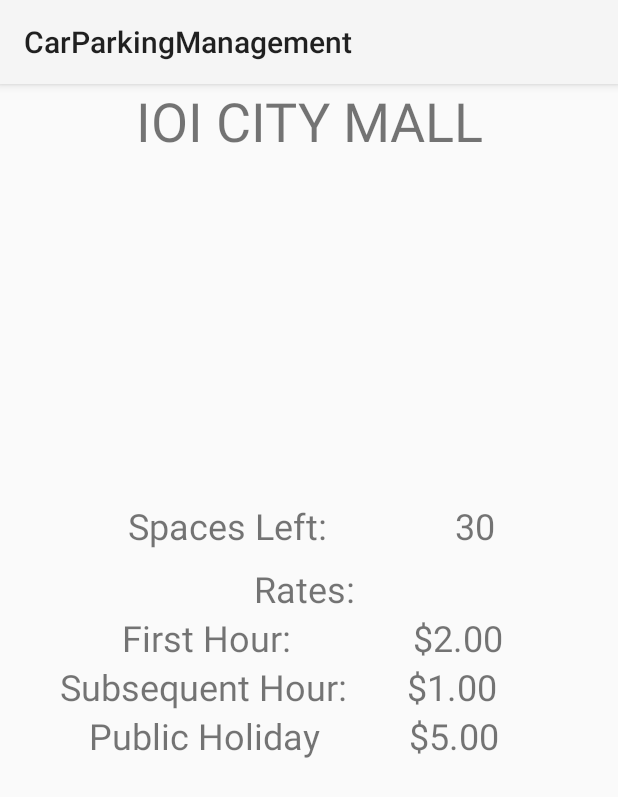
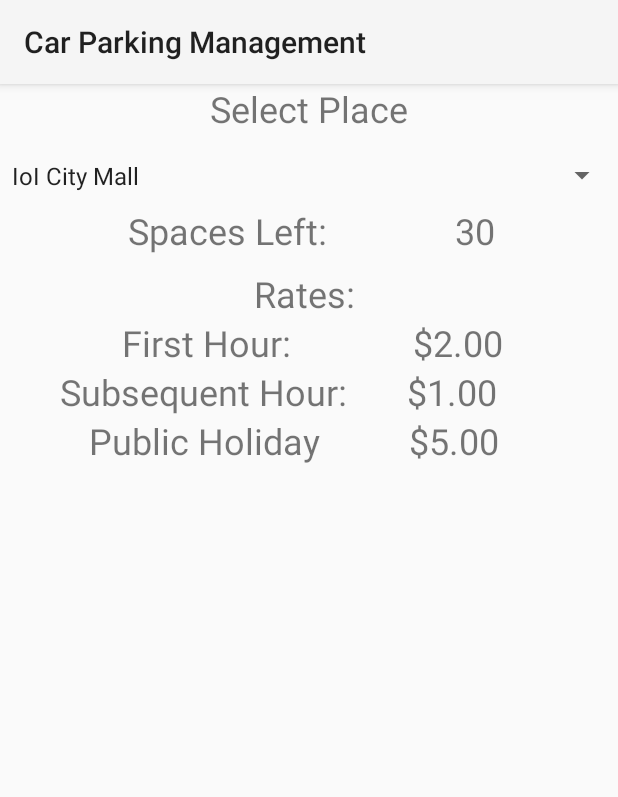
Before and after one commit to LeeBoonKong/CarParkingManagement, an Android app: the MallStatus screen opened directly, with no data from a screen before it, on a phone screen of 412 x 824 dp. Shown: the top 797 px of the screen. Run offline under Robolectric (Android 15) with nearby library versions, the phone set to English and light mode, and no system bars.

Commit message:
Gradle, Mall Status and some fixes
+Added spinner to Select between malls
(Will be further updated when Firebase Firestore is ready)
+Fixed some gradle issues

```diff
--- a/app/src/main/AndroidManifest.xml
+++ b/app/src/main/AndroidManifest.xml
@@ -20,6 +20,7 @@
         <activity android:name=".MallStatus" />
         <activity android:name=".QRCode" />
         <activity android:name=".SMSVerify"></activity>
+
     </application>
 
 </manifest>
--- a/app/src/main/java/unimyiw/carparkingmanagement2/MallStatus.java
+++ b/app/src/main/java/unimyiw/carparkingmanagement2/MallStatus.java
@@ -2,12 +2,54 @@ package unimyiw.carparkingmanagement2;
 
 import android.support.v7.app.AppCompatActivity;
 import android.os.Bundle;
+import android.view.View;
+import android.widget.AdapterView;
+import android.widget.ArrayAdapter;
+import android.widget.Spinner;
+import android.widget.Toast;
 
-public class MallStatus extends AppCompatActivity {
+import java.util.ArrayList;
+import java.util.List;
+
+public class MallStatus extends AppCompatActivity implements AdapterView.OnItemSelectedListener {
 
     @Override
     protected void onCreate(Bundle savedInstanceState) {
         super.onCreate(savedInstanceState);
         setContentView(R.layout.activity_mall_status);
+
+        //Spinner Element
+        Spinner spinner=(Spinner) findViewById(R.id.spinner);
+
+        //Spinner click listener
+        spinner.setOnItemSelectedListener(this);
+
+        //Items in spinner
+        List<String> categories = new ArrayList<String>();
+        categories.add("IoI City Mall");
+        categories.add("Alamanda");
+        categories.add("Dpulze");
+
+        //Adapter for listener
+        ArrayAdapter<String> dataAdapter = new ArrayAdapter<String>(this,android.R.layout.simple_spinner_item,categories);
+
+        //Drop down layout style, list view with radio button
+        dataAdapter.setDropDownViewResource(android.R.layout.simple_spinner_dropdown_item);
+
+        //attaching data adapter to spinner
+        spinner.setAdapter(dataAdapter);
+    }
+
+    @Override
+    public void onItemSelected(AdapterView<?> parent, View view, int position, long id) {
+        //On selecting a spinner item
+        String item = parent.getItemAtPosition(position).toString();
+
+        //Showing selected spinner item
+        Toast.makeText(parent.getContext(), "Selected:" + item, Toast.LENGTH_LONG).show();
+    }
+
+    public void onNothingSelected(AdapterView<?> arg0){
+
     }
 }
--- a/app/src/main/res/layout/activity_mall_status.xml
+++ b/app/src/main/res/layout/activity_mall_status.xml
@@ -2,18 +2,25 @@
 <LinearLayout xmlns:android="http://schemas.android.com/apk/res/android"
     xmlns:app="http://schemas.android.com/apk/res-auto"
     android:layout_width="match_parent"
-    android:layout_height="match_parent"
-    android:weightSum="1"
-    android:orientation="vertical">
+    android:layout_height="400dp"
+    android:orientation="vertical"
+    android:weightSum="1">
+
 
     <TextView
-        android:id="@+id/mallLabel"
+        android:id="@+id/textView"
         android:layout_width="match_parent"
         android:layout_height="wrap_content"
-        android:layout_weight="0.42"
-        android:text="IOI CITY MALL"
+        android:layout_weight="0.05"
+        android:text="Select Place"
         android:textAlignment="center"
-        android:textSize="36sp" />
+        android:textSize="24sp" />
+
+    <Spinner
+        android:id="@+id/spinner"
+        android:layout_width="match_parent"
+        android:layout_height="wrap_content"
+        android:layout_weight="0.1" />
 
     <LinearLayout
         android:layout_width="match_parent"
--- a/app/src/main/res/menu/menu_main.xml
+++ b/app/src/main/res/menu/menu_main.xml
@@ -3,6 +3,9 @@
     xmlns:app="http://schemas.android.com/apk/res-auto"
     xmlns:tools="http://schemas.android.com/tools" tools:context=".MainActivity">
 
+    <item
+        android:id="@+id/mallButton"
+        android:title="Malls" />
     <item
         android:id="@+id/qrCodeButton"
         android:icon="@android:drawable/ic_dialog_info"
--- a/app/src/main/res/values/strings.xml
+++ b/app/src/main/res/values/strings.xml
@@ -1,3 +1,3 @@
 <resources>
-    <string name="app_name">CarParkingManagement</string>
+    <string name="app_name">Car Parking Management</string>
 </resources>
--- a/build.gradle
+++ b/build.gradle
@@ -30,6 +30,6 @@ task clean(type: Delete) {
 buildscript {
     dependencies {
         // Add this line
-        classpath 'com.google.gms:google-services:3.1.0'
+        classpath 'com.google.gms:google-services:3.1.1'
     }
 }
```
Also changed, not shown: app/build.gradle (+5 -4 lines), app/src/main/java/unimyiw/carparkingmanagement2/HomeScreen.java (+7 -3 lines), app/src/main/res/layout/activity_home_screen.xml (+14 -0 lines).
